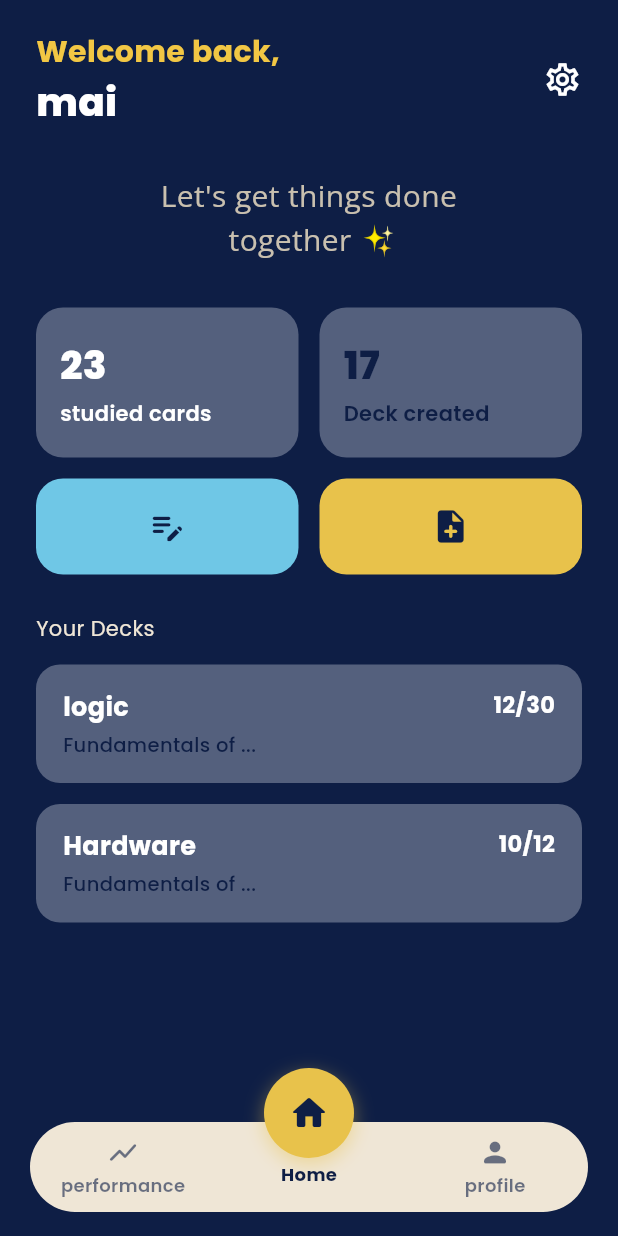
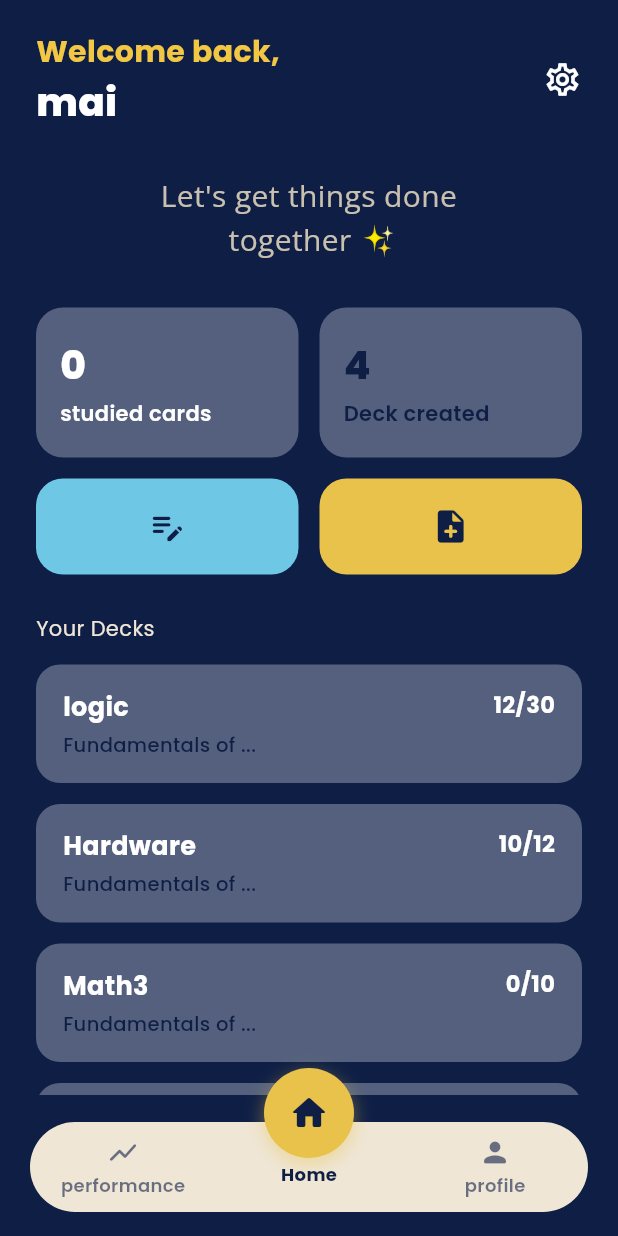
Before and after one commit to Summ-Q/SummQ-Mobile, a Flutter app: the screen it shows after launch, after a tap on "Sign in", on a phone screen of 412 x 824 dp. Run offline on Flutter 3.47's test engine with Material 3 defaults, Android fonts, the phone set to English and light mode, and no system bars; our stand-ins replace dio, file_picker, flip_card, google_fonts, lottie.

Commit message:
create search screen to searching for decks and fix container of studied cards and Deck created container

```diff
--- /dev/null
+++ b/lib/cubit/stats_controller.dart
@@ -0,0 +1,27 @@
+import 'package:flutter/foundation.dart';
+
+class StatsController extends ChangeNotifier {
+  StatsController._internal();
+  static final StatsController instance = StatsController._internal();
+
+  int _studiedCards = 0;
+  int _decksCreated = 0;
+
+  int get studiedCards => _studiedCards;
+  int get decksCreated => _decksCreated;
+
+  void addStudiedCards(int count) {
+    _studiedCards += count;
+    notifyListeners();
+  }
+
+  void incrementDecksCreated() {
+    _decksCreated++;
+    notifyListeners();
+  }
+
+  void setDecksCreated(int count) {
+    _decksCreated = count;
+    notifyListeners();
+  }
+}
--- a/lib/screens/home_screen.dart
+++ b/lib/screens/home_screen.dart
@@ -1,26 +1,27 @@
 import 'package:flutter/material.dart';
 import 'package:mobile_flutter/screens/Deck_fromPDF.dart';
 import 'package:mobile_flutter/screens/paste_note.dart';
+import 'package:mobile_flutter/screens/searchDeck_screen.dart';
 import 'package:mobile_flutter/screens/setting_screen.dart';
 import 'package:mobile_flutter/screens/study_flashcards.dart';
 import 'package:mobile_flutter/models/flashcard_model.dart';
+import '../cubit/stats_controller.dart';
 import '../theme.dart';
 import 'package:google_fonts/google_fonts.dart';
 
-/// TODO: Replace this with a real API call once the backend is ready.
 class DeckRepository {
   static Future<List<DeckData>> fetchDecks() async {
     await Future.delayed(const Duration(milliseconds: 400)); // simulate network
     return const [
       DeckData(id: 1, title: 'logic', subtitle: 'Fundamentals of ...', progress: '12/30'),
       DeckData(id: 2, title: 'Hardware', subtitle: 'Fundamentals of ...', progress: '10/12'),
+      DeckData(id: 2, title: 'Math3', subtitle: 'Fundamentals of ...', progress: '0/10'),
+      DeckData(id: 2, title: 'physics', subtitle: 'Fundamentals of ...', progress: '0/10'),
     ];
   }
 
   static List<FlashcardModel> mockCardsFor(DeckData deck) {
-    return List.generate(
-      5,
-          (i) => FlashcardModel(
+    return List.generate(10, (i) => FlashcardModel(
         id: i,
         deckId: deck.id,
         question: 'Sample question ${i + 1} for "${deck.title}"',
@@ -45,12 +46,18 @@ class _HomeTabState extends State<HomeTab> {
   @override
   void initState() {
     super.initState();
-    _decksFuture = DeckRepository.fetchDecks();
+    _decksFuture = DeckRepository.fetchDecks().then((decks) {
+      StatsController.instance.setDecksCreated(decks.length);
+      return decks;
+    });
   }
 
   Future<void> _refreshDecks() async {
     setState(() {
-      _decksFuture = DeckRepository.fetchDecks();
+      _decksFuture = DeckRepository.fetchDecks().then((decks) {
+        StatsController.instance.setDecksCreated(decks.length);
+        return decks;
+      });
     });
     await _decksFuture;
   }
@@ -96,18 +103,33 @@ class _HomeTabState extends State<HomeTab> {
                   ),
                 ),
                 const SizedBox(height: 30),
-                Row(
+                ListenableBuilder(
+                  listenable: StatsController.instance,
+                  builder: (context, _) {
+                    return Row(
                       children: [
                         Expanded(
                           child: _StatCard(
-                          color: AppColors.greyCard, value: '23', label: 'studied cards', textColor: Colors.white),
+                            color: AppColors.greyCard,
+                            value: '${StatsController.instance.studiedCards}',
+                            label: 'studied cards',
+                            textColor: Colors.white,
+                          ),
                         ),
                         const SizedBox(width: 14),
                         Expanded(
-                      child: _StatCard(
-                          color: AppColors.greyCard, value: '17', label: 'Deck created', textColor: AppColors.navy),
+                            child: GestureDetector(
+                                  onTap: (){Navigator.push(context,MaterialPageRoute(builder: (context) => const SearchForDeck()),);},
+                                  child:_StatCard(
+                                        color: AppColors.greyCard,
+                                        value: '${StatsController.instance.decksCreated}',
+                                        label: 'Deck created',
+                                        textColor: AppColors.navy,
                             ),
+                          ),)
                       ],
+                    );
+                  },
                 ),
                 const SizedBox(height: 14),
                 Row(
--- a/lib/screens/study_flashcards.dart
+++ b/lib/screens/study_flashcards.dart
@@ -4,6 +4,7 @@ import 'package:mobile_flutter/models/flashcard_model.dart';
 import 'package:mobile_flutter/screens/session_complete.dart';
 import 'package:mobile_flutter/theme.dart';
 import 'package:flip_card/flip_card.dart';
+import '../cubit/stats_controller.dart';
 import '../widgets/repeted_button.dart';
 
 
@@ -34,9 +35,10 @@ class _StudyFlashcardState extends State<StudyFlashcard> {
       setState(() {
         currentIndex++;
         isPressed = false;
-       // _controller.flip();
+       // _controller.flip(CardSide.front);
       });
     } else {
+      StatsController.instance.addStudiedCards(totalQuestions); // <-- add this
       Navigator.pushReplacement(
         context,
         MaterialPageRoute(
```
Also changed, not shown: lib/screens/searchDeck_screen.dart (added, +198 -0 lines). Lines whose indentation alone changed are shown as unchanged.
